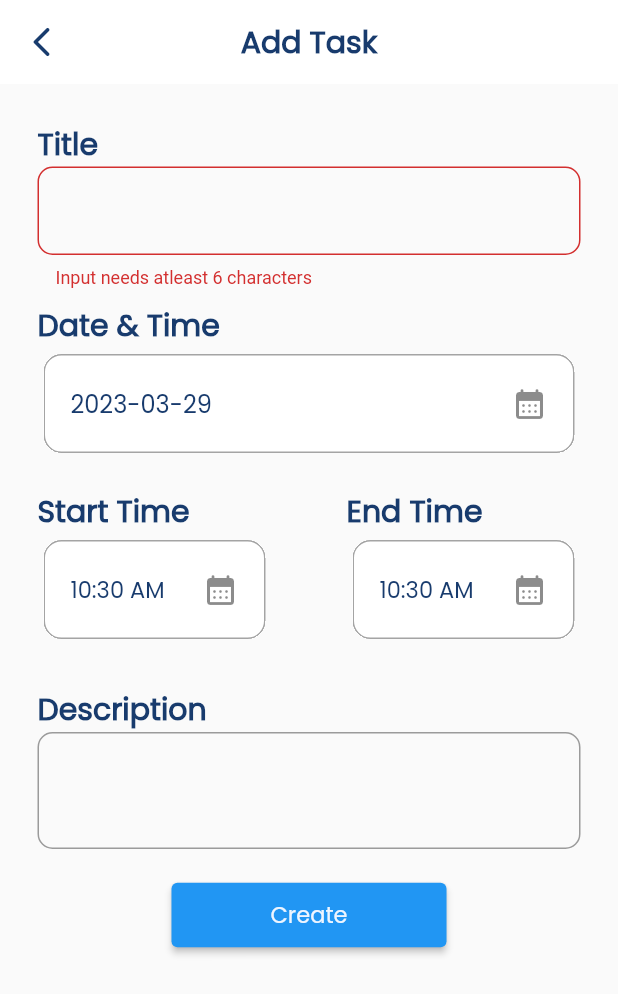
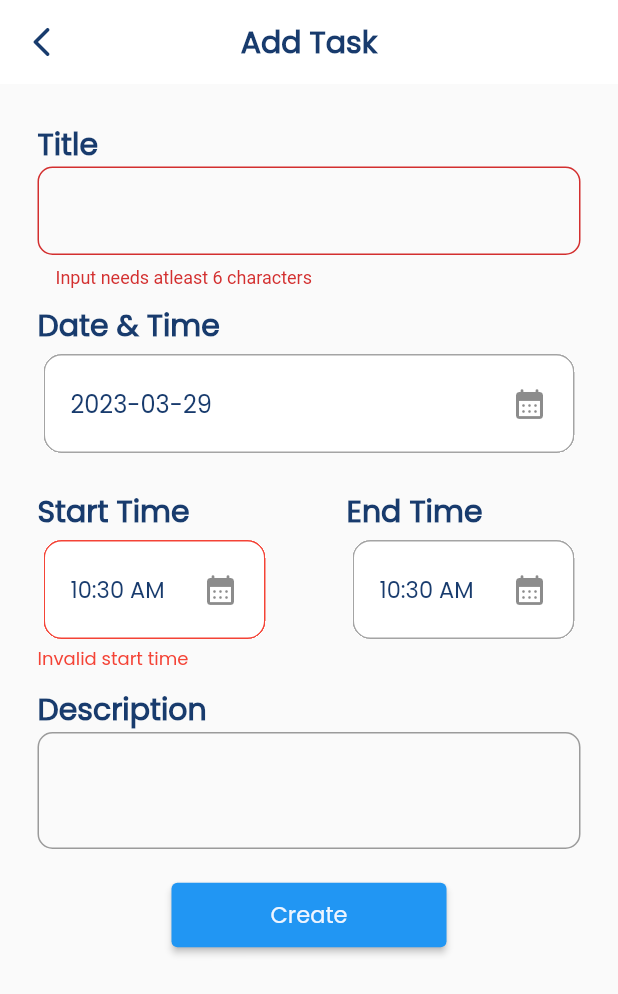
Before and after one commit to AzracStudios/flutter-todo, a Flutter app: the AddTask screen opened directly, after a tap on "Create", on a phone screen of 412 x 824 dp. Shown: the top 994 px of the screen. Run offline on Flutter 3.47's test engine with Material 2 defaults, Android fonts, the light colour scheme and no system bars; our stand-ins replace google_fonts; missing offline and left inert: dart:ffi.

Commit message:
Implement stream builder

```diff
--- a/lib/pages/task/add_task.dart
+++ b/lib/pages/task/add_task.dart
@@ -1,3 +1,6 @@
+import 'dart:async';
+import 'dart:ffi';
+
 import 'package:flutter/material.dart';
 import 'package:todo_app/shared/validated_field.dart';
 import 'package:todo_app/shared/custom_text.dart';
@@ -16,6 +19,10 @@ class _AddTaskState extends State<AddTask> {
 
   TextEditingController titleCtrl = TextEditingController();
   TextEditingController descCtrl = TextEditingController();
+
+  StreamController<String?> titleStream = StreamController();
+  StreamController<String?> descStream = StreamController();
+  StreamController<String?> timeStream = StreamController();
 
   bool timeError = false;
 
@@ -51,38 +58,40 @@ class _AddTaskState extends State<AddTask> {
     });
   }
 
-  String? titleError;
-  String? descError;
-
   bool titleValidate(val) {
-    String? buff;
-
     if (val.length < 6) {
-      titleError = 'Input needs atleast 6 characters';
+      titleStream.add('Input needs atleast 6 characters');
       return true;
     }
 
     if (val.length > 30) {
-      titleError = 'Input should be no longer than 30 characters';
+      titleStream.add('Input should be no longer than 30 characters');
       return true;
     }
 
-    titleError = null;
-
-    if (titleError == buff) setState(() {});
+    titleStream.add(null);
     return false;
   }
 
   bool descValidate(val) {
-    String? buff;
-
     if (val.length > 300) {
-      descError = 'Input should be no longer than 300 characters';
+      descStream.add('Input should be no longer than 300 characters');
       return true;
     }
 
-    descError = null;
-    if (descError == buff) setState(() {});
+    descStream.add(null);
+    return false;
+  }
+
+  bool timeValidate() {
+    int startTimeInt = (startTime.hour * 60 + startTime.minute) * 60;
+    int endTimeInt = (endTime.hour * 60 + endTime.minute) * 60;
+    if (startTimeInt >= endTimeInt) {
+      timeStream.add("Invalid start time");
+      return true;
+    }
+
+    timeStream.add(null);
     return false;
   }
 
@@ -105,7 +114,8 @@ class _AddTaskState extends State<AddTask> {
         backgroundColor: Colors.white,
         elevation: 0.0,
       ),
-      body: Padding(
+      body: SingleChildScrollView(
+        child: Padding(
           padding: const EdgeInsets.all(25.0),
           child: Column(
             crossAxisAlignment: CrossAxisAlignment.start,
@@ -120,14 +130,22 @@ class _AddTaskState extends State<AddTask> {
                     weight: FontWeight.w600,
                     color: const Color.fromARGB(255, 24, 59, 109),
                   ),
-                ValidatedField(
+                  StreamBuilder<String?>(
+                      stream: titleStream.stream,
+                      builder: (context, snapshot) {
+                        String? data;
+
+                        if (snapshot.hasData) {
+                          data = snapshot.data;
+                        }
+
+                        return ValidatedField(
                           ln: 1,
                           ctrl: titleCtrl,
-                    onValueChange: (val) {
-                      bool err = titleValidate(val);
-                      if (err) setState(() {});
-                    },
-                    error: titleError),
+                          onValueChange: (val) => titleValidate(val),
+                          error: data,
+                        );
+                      }),
                 ],
               ),
 
@@ -168,7 +186,14 @@ class _AddTaskState extends State<AddTask> {
                       ),
                     ),
                   ),
-                Padding(
+                  StreamBuilder<String?>(
+                      stream: timeStream.stream,
+                      builder: (context, snapshot) {
+                        print(snapshot.data);
+                        bool timeError =
+                            snapshot.hasData ? snapshot.data != null : false;
+
+                        return Padding(
                           padding: const EdgeInsets.fromLTRB(0, 20, 0, 0),
                           child: Row(
                             mainAxisAlignment: MainAxisAlignment.spaceBetween,
@@ -180,37 +205,44 @@ class _AddTaskState extends State<AddTask> {
                                     text: "Start Time",
                                     size: 20,
                                     weight: FontWeight.w600,
-                            color: const Color.fromARGB(255, 24, 59, 109),
+                                    color:
+                                        const Color.fromARGB(255, 24, 59, 109),
                                   ),
                                   SizedBox(
-                            width: MediaQuery.of(context).size.width / 2 - 50,
+                                    width:
+                                        MediaQuery.of(context).size.width / 2 -
+                                            50,
                                     child: Card(
                                       elevation: 0,
                                       shape: RoundedRectangleBorder(
                                         side: BorderSide(
                                           color: !timeError
-                                      ? const Color.fromARGB(255, 164, 164, 164)
+                                              ? const Color.fromARGB(
+                                                  255, 164, 164, 164)
                                               : Colors.red,
                                         ),
-                                borderRadius:
-                                    const BorderRadius.all(Radius.circular(12)),
+                                        borderRadius: const BorderRadius.all(
+                                            Radius.circular(12)),
                                       ),
                                       clipBehavior: Clip.hardEdge,
                                       child: Padding(
-                                padding: const EdgeInsets.fromLTRB(2, 5, 2, 5),
+                                        padding: const EdgeInsets.fromLTRB(
+                                            2, 5, 2, 5),
                                         child: ListTile(
                                           hoverColor: Colors.white,
                                           focusColor: Colors.white,
                                           onTap: () => selectTime(true),
                                           title: CustomText(
-                                    text: startTime.format(context).toString(),
+                                            text: startTime
+                                                .format(context)
+                                                .toString(),
                                             size: 15,
                                             weight: FontWeight.w500,
-                                    color:
-                                        const Color.fromARGB(255, 24, 59, 109),
+                                            color: const Color.fromARGB(
+                                                255, 24, 59, 109),
                                           ),
-                                  trailing:
-                                      const Icon(Icons.calendar_month_rounded),
+                                          trailing: const Icon(
+                                              Icons.calendar_month_rounded),
                                         ),
                                       ),
                                     ),
@@ -230,35 +262,42 @@ class _AddTaskState extends State<AddTask> {
                                     text: "End Time",
                                     size: 20,
                                     weight: FontWeight.w600,
-                            color: const Color.fromARGB(255, 24, 59, 109),
+                                    color:
+                                        const Color.fromARGB(255, 24, 59, 109),
                                   ),
                                   SizedBox(
-                            width: MediaQuery.of(context).size.width / 2 - 50,
+                                    width:
+                                        MediaQuery.of(context).size.width / 2 -
+                                            50,
                                     child: Card(
                                       elevation: 0,
                                       shape: const RoundedRectangleBorder(
                                         side: BorderSide(
-                                  color: Color.fromARGB(255, 164, 164, 164),
+                                          color: Color.fromARGB(
+                                              255, 164, 164, 164),
                                         ),
-                                borderRadius:
-                                    BorderRadius.all(Radius.circular(12)),
+                                        borderRadius: BorderRadius.all(
+                                            Radius.circular(12)),
                                       ),
                                       clipBehavior: Clip.hardEdge,
                                       child: Padding(
-                                padding: const EdgeInsets.fromLTRB(2, 5, 2, 5),
+                                        padding: const EdgeInsets.fromLTRB(
+                                            2, 5, 2, 5),
                                         child: ListTile(
                                           hoverColor: Colors.white,
                                           focusColor: Colors.white,
                                           onTap: () => selectTime(false),
                                           title: CustomText(
-                                    text: endTime.format(context).toString(),
+                                            text: endTime
+                                                .format(context)
+                                                .toString(),
                                             size: 15,
                                             weight: FontWeight.w500,
-                                    color:
-                                        const Color.fromARGB(255, 24, 59, 109),
+                                            color: const Color.fromARGB(
+                                                255, 24, 59, 109),
                                           ),
-                                  trailing:
-                                      const Icon(Icons.calendar_month_rounded),
+                                          trailing: const Icon(
+                                              Icons.calendar_month_rounded),
                                         ),
                                       ),
                                     ),
@@ -273,7 +312,8 @@ class _AddTaskState extends State<AddTask> {
                               ),
                             ],
                           ),
-                ),
+                        );
+                      }),
                 ],
               ),
 
@@ -286,15 +326,26 @@ class _AddTaskState extends State<AddTask> {
                 weight: FontWeight.w600,
                 color: const Color.fromARGB(255, 24, 59, 109),
               ),
-            ValidatedField(
+
+              StreamBuilder<String?>(
+                  stream: descStream.stream,
+                  builder: (context, snapshot) {
+                    String? data;
+
+                    if (snapshot.hasData) {
+                      data = snapshot.data;
+                    }
+
+                    return ValidatedField(
                       ln: 2,
                       ctrl: descCtrl,
                       onValueChange: (val) {
                         bool err = descValidate(val);
                         if (err) setState(() {});
                       },
-              error: descError,
-            ),
+                      error: data,
+                    );
+                  }),
 
               const SizedBox(height: 20),
 
@@ -302,24 +353,13 @@ class _AddTaskState extends State<AddTask> {
               Center(
                 child: ElevatedButton(
                   onPressed: () {
-                  // TITLE
                     bool titleErr = titleValidate(titleCtrl.text);
-                  if (titleErr) return setState(() {});
+                    bool descErr = descValidate(descCtrl.text);
+                    bool timeErr = timeValidate();
 
-                  // DESCRIPTION
-                  bool descErr = titleValidate(descCtrl.text);
-                  if (descErr) return setState(() {});
-
-                  // TIME
-                  int startTimeInt =
-                      (startTime.hour * 60 + startTime.minute) * 60;
-                  int endTimeInt = (endTime.hour * 60 + endTime.minute) * 60;
-                  if (startTimeInt >= endTimeInt) {
-                    timeError = true;
-                    return setState(() {});
+                    if (!(titleErr || descErr || timeErr)) {
+                      Navigator.of(context).pop();
                     }
-
-                  Navigator.of(context).pop();
                   },
                   child: Padding(
                     padding: const EdgeInsets.fromLTRB(50.0, 10.0, 50.0, 10.0),
@@ -335,6 +375,7 @@ class _AddTaskState extends State<AddTask> {
             ],
           ),
         ),
+      ),
     );
   }
 }
--- /dev/null
+++ b/lib/shared/time_select.dart
@@ -0,0 +1,16 @@
+
+import 'package:flutter/material.dart';
+
+class TimeSelect extends StatefulWidget {
+  const TimeSelect({super.key});
+
+  @override
+  State<TimeSelect> createState() => _TimeSelectState();
+}
+
+class _TimeSelectState extends State<TimeSelect> {
+  @override
+  Widget build(BuildContext context) {
+    return const Placeholder();
+  }
+}
```
Lines whose indentation alone changed are shown as unchanged.
